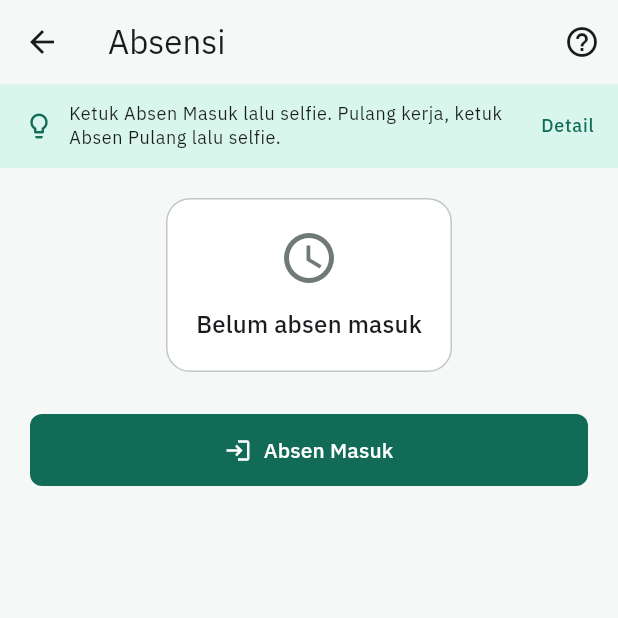
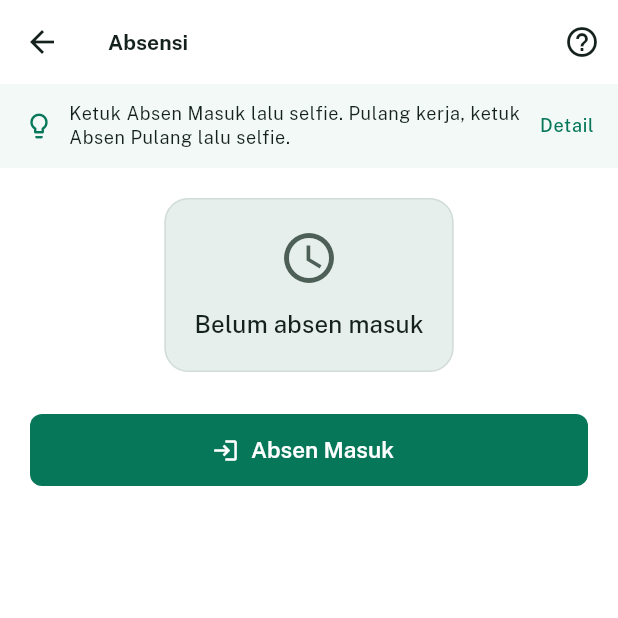
Before and after one commit to FarrelAlfarabi/Sales-Helper-App, a Flutter app: the screen it shows once a user with an empty profile is signed in, after a tap on "Absensi", on a phone screen of 412 x 824 dp, the top half of it. Run offline on Flutter 3.47's test engine with Material 3 defaults, Android fonts, the phone set to English and light mode, and no system bars; our stand-ins replace file_picker, flutter_map, geolocator, google_fonts, image_picker, latlong2 and 1 more; accounts and stored records are empty; project files that could hold a hidden picture were left out.

Commit message:
Restyle app to Option A (Public Sans, tonal tiles, wide-screen sheet)
Co-Authored-By: Claude Sonnet 5.5 <noreply@anthropic.com>
Claude-Session: https://claude.ai/code/session_0196VEcUEDGfNbsE2rGdKfek

```diff
--- a/lib/core/theme.dart
+++ b/lib/core/theme.dart
@@ -1,71 +1,126 @@
 import 'package:flutter/material.dart';
 import 'package:google_fonts/google_fonts.dart';
 
-/// Design A ("Quiet Ledger"): IBM Plex Sans, flat bordered cards, soft
-/// green-grey surfaces, brand green kept. Fonts load from Google Fonts at
-/// runtime and fall back to the system font if offline.
-///
-/// Zonein's visual language in one place, instead of ad hoc colors/padding
-/// scattered per screen. Deliberately built on stock Material 3 only --
-/// ColorScheme, AppBarTheme, ButtonTheme, InputDecorationTheme -- with no
-/// extra design or animation package, so it doesn't add anything to app
-/// size or runtime cost. Supports light and dark since that's a one-line
-/// difference with ColorScheme.fromSeed and Flutter picks between them
-/// from the OS setting automatically.
+/// Design A, "Lembar Kerja": Public Sans, a pale green-grey canvas with a
+/// white work sheet, tonal (borderless) tiles, deep green #07775A for
+/// buttons and white-on-green text. Same tokens as the web dashboard so the
+/// two look like one product. Fonts are bundled in assets/google_fonts.
 class AppTheme {
-  static const seed = Color(0xFF12896F);
+  static const brand = Color(0xFF0A8F6B);
+  static const brandDeep = Color(0xFF07775A);
+  static const tint = Color(0xFFE6EFEB);
+  static const soft = Color(0xFFDCEFE7);
+  static const line = Color(0xFFD3DDD8);
+  static const muted = Color(0xFF4D5F57);
+  static const ink = Color(0xFF14211C);
+  static const warn = Color(0xFF9A4A05);
+  static const warnBg = Color(0xFFFBE8CC);
 
   static ThemeData light() => _build(Brightness.light);
   static ThemeData dark() => _build(Brightness.dark);
 
   static ThemeData _build(Brightness brightness) {
-    final colorScheme =
-        ColorScheme.fromSeed(seedColor: seed, brightness: brightness);
     final isLight = brightness == Brightness.light;
-    final base =
-        ThemeData(brightness: brightness, useMaterial3: true).textTheme;
-    final line = isLight ? const Color(0xFFD9E2DE) : const Color(0xFF2A3A33);
+    final scheme = isLight
+        ? ColorScheme.fromSeed(seedColor: brandDeep, brightness: brightness).copyWith(
+            primary: brandDeep,
+            onPrimary: Colors.white,
+            primaryContainer: soft,
+            onPrimaryContainer: brandDeep,
+            surface: Colors.white,
+            onSurface: ink,
+            onSurfaceVariant: muted,
+            surfaceContainerHighest: tint,
+            surfaceContainer: tint,
+            outline: muted,
+            outlineVariant: line,
+            error: const Color(0xFFA3201A),
+            errorContainer: const Color(0xFFF9DEDB),
+            surfaceTint: Colors.transparent,
+          )
+        : ColorScheme.fromSeed(seedColor: brand, brightness: brightness).copyWith(
+            primary: const Color(0xFF2FC79B),
+            onPrimary: const Color(0xFF06201A),
+            primaryContainer: const Color(0xFF1D3A30),
+            onPrimaryContainer: const Color(0xFF2FC79B),
+            surface: const Color(0xFF0E1512),
+            onSurface: const Color(0xFFE8F1ED),
+            onSurfaceVariant: const Color(0xFFA3B7AE),
+            surfaceContainerHighest: const Color(0xFF1A2722),
+            surfaceContainer: const Color(0xFF1A2722),
+            outlineVariant: const Color(0xFF2A3A33),
+            surfaceTint: Colors.transparent,
+          );
+    final base = ThemeData(brightness: brightness, useMaterial3: true).textTheme;
+    final text = GoogleFonts.publicSansTextTheme(base).apply(
+      bodyColor: scheme.onSurface,
+      displayColor: scheme.onSurface,
+    );
+    final tonal = scheme.surfaceContainerHighest;
+    final btnShape = RoundedRectangleBorder(borderRadius: BorderRadius.circular(8));
 
     return ThemeData(
       useMaterial3: true,
-      colorScheme: colorScheme,
-      textTheme: GoogleFonts.ibmPlexSansTextTheme(base),
-      scaffoldBackgroundColor:
-          isLight ? const Color(0xFFF6F8F7) : colorScheme.surface,
+      colorScheme: scheme,
+      textTheme: text,
+      scaffoldBackgroundColor: scheme.surface,
+      dividerColor: scheme.outlineVariant,
       cardTheme: CardThemeData(
         elevation: 0,
         margin: const EdgeInsets.only(bottom: 8),
-        color: isLight ? Colors.white : colorScheme.surfaceContainer,
-        shape: RoundedRectangleBorder(
-          borderRadius: BorderRadius.circular(10),
-          side: BorderSide(color: line),
-        ),
+        color: tonal,
+        shape: RoundedRectangleBorder(borderRadius: BorderRadius.circular(10)),
       ),
-      dividerColor: line,
+      listTileTheme: ListTileThemeData(
+        shape: RoundedRectangleBorder(borderRadius: BorderRadius.circular(10)),
+        subtitleTextStyle: text.bodySmall?.copyWith(color: scheme.onSurfaceVariant),
+      ),
       appBarTheme: AppBarTheme(
-        backgroundColor:
-            isLight ? const Color(0xFFF6F8F7) : colorScheme.surface,
-        foregroundColor: colorScheme.onSurface,
+        backgroundColor: scheme.surface,
+        foregroundColor: scheme.onSurface,
         elevation: 0,
-        scrolledUnderElevation: 1,
+        scrolledUnderElevation: 0,
         centerTitle: false,
+        titleTextStyle: text.titleLarge?.copyWith(fontWeight: FontWeight.w700, color: scheme.onSurface),
       ),
       inputDecorationTheme: InputDecorationTheme(
         border: OutlineInputBorder(borderRadius: BorderRadius.circular(8)),
-        contentPadding:
-            const EdgeInsets.symmetric(horizontal: 16, vertical: 12),
+        enabledBorder: OutlineInputBorder(
+          borderRadius: BorderRadius.circular(8),
+          borderSide: BorderSide(color: scheme.outlineVariant),
+        ),
+        contentPadding: const EdgeInsets.symmetric(horizontal: 14, vertical: 14),
       ),
       filledButtonTheme: FilledButtonThemeData(
         style: FilledButton.styleFrom(
-          padding: const EdgeInsets.symmetric(vertical: 14),
-          shape: RoundedRectangleBorder(borderRadius: BorderRadius.circular(8)),
+          minimumSize: const Size(0, 48),
+          textStyle: text.labelLarge?.copyWith(fontWeight: FontWeight.w600, fontSize: 15),
+          shape: btnShape,
         ),
       ),
       outlinedButtonTheme: OutlinedButtonThemeData(
         style: OutlinedButton.styleFrom(
-          padding: const EdgeInsets.symmetric(vertical: 12, horizontal: 16),
-          shape: RoundedRectangleBorder(borderRadius: BorderRadius.circular(8)),
+          minimumSize: const Size(0, 48),
+          side: BorderSide(color: scheme.outlineVariant),
+          textStyle: text.labelLarge?.copyWith(fontWeight: FontWeight.w600, fontSize: 15),
+          shape: btnShape,
         ),
+      ),
+      textButtonTheme: TextButtonThemeData(style: TextButton.styleFrom(shape: btnShape)),
+      floatingActionButtonTheme: FloatingActionButtonThemeData(
+        backgroundColor: scheme.primary,
+        foregroundColor: scheme.onPrimary,
+        shape: btnShape,
+      ),
+      chipTheme: ChipThemeData(
+        shape: const StadiumBorder(),
+        side: BorderSide.none,
+        backgroundColor: tonal,
+      ),
+      bottomSheetTheme: BottomSheetThemeData(
+        backgroundColor: scheme.surface,
+        surfaceTintColor: Colors.transparent,
+        shape: const RoundedRectangleBorder(borderRadius: BorderRadius.vertical(top: Radius.circular(16))),
       ),
     );
   }
--- a/lib/features/auth/login_screen.dart
+++ b/lib/features/auth/login_screen.dart
@@ -61,16 +61,22 @@ class _LoginScreenState extends State<LoginScreen> {
         child: Center(
           child: SingleChildScrollView(
             padding: const EdgeInsets.all(24),
-            child: Form(
+            child: ConstrainedBox(
+              constraints: const BoxConstraints(maxWidth: 400),
+              child: Form(
               key: _formKey,
               child: Column(
                 mainAxisSize: MainAxisSize.min,
                 crossAxisAlignment: CrossAxisAlignment.stretch,
                 children: [
-                  const Text(
+                  Text(
                     'Zonein',
                     textAlign: TextAlign.center,
-                    style: TextStyle(fontSize: 32, fontWeight: FontWeight.bold),
+                    style: TextStyle(
+                      fontSize: 32,
+                      fontWeight: FontWeight.w700,
+                      color: Theme.of(context).colorScheme.primary,
+                    ),
                   ),
                   const SizedBox(height: 8),
                   const Text(
@@ -125,6 +131,7 @@ class _LoginScreenState extends State<LoginScreen> {
                 ],
               ),
             ),
+            ),
           ),
         ),
       ),
--- a/lib/features/home/home_screen.dart
+++ b/lib/features/home/home_screen.dart
@@ -101,30 +101,40 @@ class _HomeScreenState extends State<HomeScreen> {
                   padding: const EdgeInsets.symmetric(vertical: 8),
                   children: [
                     Padding(
-                      padding: const EdgeInsets.fromLTRB(20, 12, 20, 20),
+                      padding: const EdgeInsets.fromLTRB(16, 12, 16, 8),
                       child: Row(
                         children: [
-                          CircleAvatar(
-                            radius: 22,
-                            backgroundColor: colorScheme.primaryContainer,
-                            child: Icon(Icons.person,
-                                color: colorScheme.onPrimaryContainer),
-                          ),
-                          const SizedBox(width: 12),
                           Expanded(
                             child: Column(
                               crossAxisAlignment: CrossAxisAlignment.start,
                               children: [
                                 Text('Halo,',
-                                    style:
-                                        Theme.of(context).textTheme.bodySmall),
+                                    style: Theme.of(context)
+                                        .textTheme
+                                        .bodyMedium
+                                        ?.copyWith(color: colorScheme.onSurfaceVariant)),
                                 Text(
                                   (_fullName != null && _fullName!.isNotEmpty)
                                       ? _fullName!
                                       : email,
-                                  style: Theme.of(context).textTheme.titleSmall,
+                                  style: Theme.of(context)
+                                      .textTheme
+                                      .headlineSmall
+                                      ?.copyWith(fontWeight: FontWeight.w700),
                                 ),
                               ],
+                            ),
+                          ),
+                          Container(
+                            padding: const EdgeInsets.symmetric(horizontal: 10, vertical: 4),
+                            decoration: BoxDecoration(
+                              color: colorScheme.primaryContainer,
+                              borderRadius: BorderRadius.circular(99),
+                            ),
+                            child: Text(
+                              isAdminAccount ? 'Admin' : (_isManagerOrAdmin ? 'Manajer' : 'Sales'),
+                              style: Theme.of(context).textTheme.labelMedium?.copyWith(
+                                  color: colorScheme.primary, fontWeight: FontWeight.w600),
                             ),
                           ),
                         ],
@@ -257,12 +267,12 @@ class _SectionHeader extends StatelessWidget {
   @override
   Widget build(BuildContext context) {
     return Padding(
-      padding: const EdgeInsets.fromLTRB(20, 20, 20, 4),
+      padding: const EdgeInsets.fromLTRB(16, 20, 16, 8),
       child: Text(
-        title.toUpperCase(),
-        style: Theme.of(context).textTheme.labelSmall?.copyWith(
-              color: Theme.of(context).colorScheme.outline,
-              letterSpacing: 0.8,
+        title,
+        style: Theme.of(context).textTheme.titleSmall?.copyWith(
+              fontWeight: FontWeight.w700,
+              color: Theme.of(context).colorScheme.onSurfaceVariant,
             ),
       ),
     );
@@ -275,28 +285,59 @@ class _MenuRow extends StatelessWidget {
     required this.label,
     this.subtitle,
     this.onTap,
-    this.enabled = true,
   });
 
   final IconData icon;
   final String label;
   final String? subtitle;
   final VoidCallback? onTap;
-  final bool enabled;
 
   @override
   Widget build(BuildContext context) {
-    final colorScheme = Theme.of(context).colorScheme;
-    final isDisabled = !enabled || onTap == null;
-
-    return ListTile(
-      leading: Icon(icon,
-          color: isDisabled ? colorScheme.outline : colorScheme.primary),
-      title: Text(label,
-          style: isDisabled ? TextStyle(color: colorScheme.outline) : null),
-      subtitle: subtitle != null ? Text(subtitle!) : null,
-      trailing: isDisabled ? null : const Icon(Icons.chevron_right),
-      onTap: isDisabled ? null : onTap,
+    final cs = Theme.of(context).colorScheme;
+    final t = Theme.of(context).textTheme;
+    return Padding(
+      padding: const EdgeInsets.fromLTRB(16, 0, 16, 8),
+      child: Material(
+        color: cs.surfaceContainerHighest,
+        borderRadius: BorderRadius.circular(10),
+        child: InkWell(
+          borderRadius: BorderRadius.circular(10),
+          onTap: onTap,
+          child: Padding(
+            padding: const EdgeInsets.symmetric(horizontal: 14, vertical: 12),
+            child: Row(
+              children: [
+                Container(
+                  width: 40,
+                  height: 40,
+                  decoration: BoxDecoration(
+                    color: cs.primaryContainer,
+                    borderRadius: BorderRadius.circular(8),
+                  ),
+                  child: Icon(icon, size: 22, color: cs.primary),
+                ),
+                const SizedBox(width: 14),
+                Expanded(
+                  child: Column(
+                    crossAxisAlignment: CrossAxisAlignment.start,
+                    children: [
+                      Text(label, style: t.titleSmall?.copyWith(fontWeight: FontWeight.w600)),
+                      if (subtitle != null)
+                        Padding(
+                          padding: const EdgeInsets.only(top: 2),
+                          child: Text(subtitle!,
+                              style: t.bodySmall?.copyWith(color: cs.onSurfaceVariant)),
+                        ),
+                    ],
+                  ),
+                ),
+                Icon(Icons.chevron_right, color: cs.onSurfaceVariant),
+              ],
+            ),
+          ),
+        ),
+      ),
     );
   }
 }
--- a/lib/main.dart
+++ b/lib/main.dart
@@ -35,6 +35,24 @@ class ZoneinApp extends StatelessWidget {
       debugShowCheckedModeBanner: false,
       theme: AppTheme.light(),
       darkTheme: AppTheme.dark(),
+      builder: (context, child) {
+        // Wide screens (laptop): pale canvas with the app as a white work sheet.
+        final w = MediaQuery.of(context).size.width;
+        if (w < 900 || child == null) return child ?? const SizedBox.shrink();
+        final dark = Theme.of(context).brightness == Brightness.dark;
+        return ColoredBox(
+          color: dark ? const Color(0xFF0A100E) : AppTheme.tint,
+          child: Center(
+            child: ConstrainedBox(
+              constraints: const BoxConstraints(maxWidth: 960),
+              child: Padding(
+                padding: const EdgeInsets.symmetric(vertical: 12),
+                child: ClipRRect(borderRadius: BorderRadius.circular(16), child: child),
+              ),
+            ),
+          ),
+        );
+      },
       home: const BootGate(),
     );
   }
```
Also changed, not shown: assets/google_fonts/IBMPlexSans-Bold.ttf (deleted), assets/google_fonts/IBMPlexSans-Medium.ttf (deleted), assets/google_fonts/IBMPlexSans-Regular.ttf (deleted), assets/google_fonts/IBMPlexSans-SemiBold.ttf (deleted), assets/google_fonts/PublicSans-Bold.ttf (added), assets/google_fonts/PublicSans-Medium.ttf (added), assets/google_fonts/PublicSans-Regular.ttf (added), assets/google_fonts/PublicSans-SemiBold.ttf (added).
